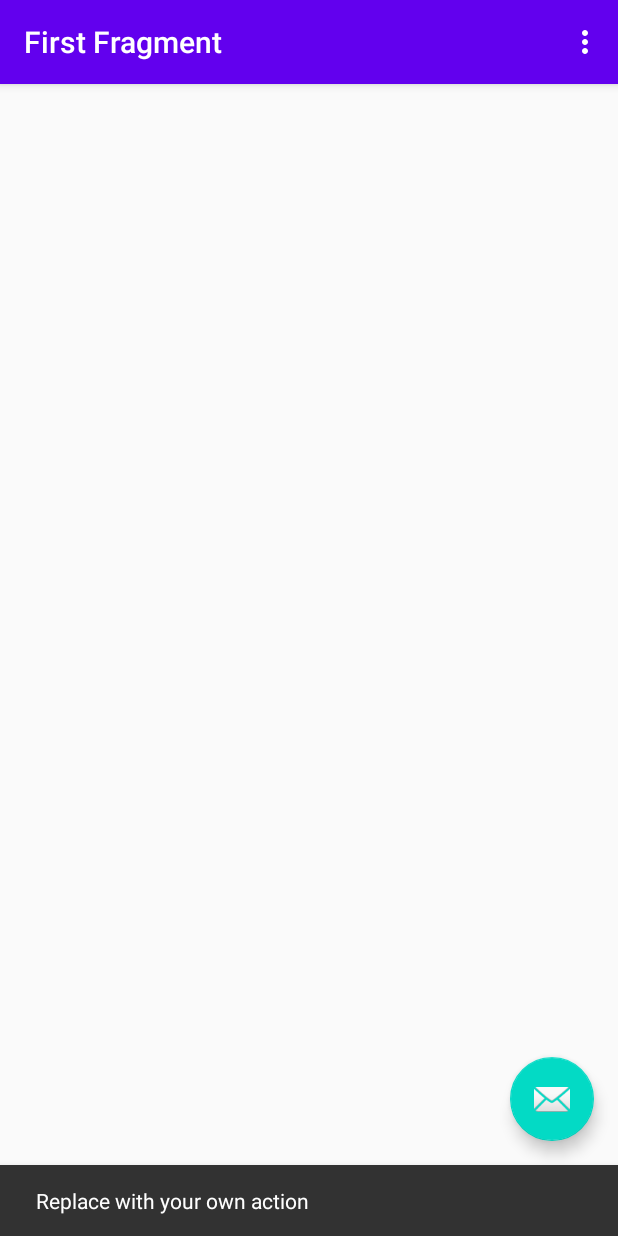
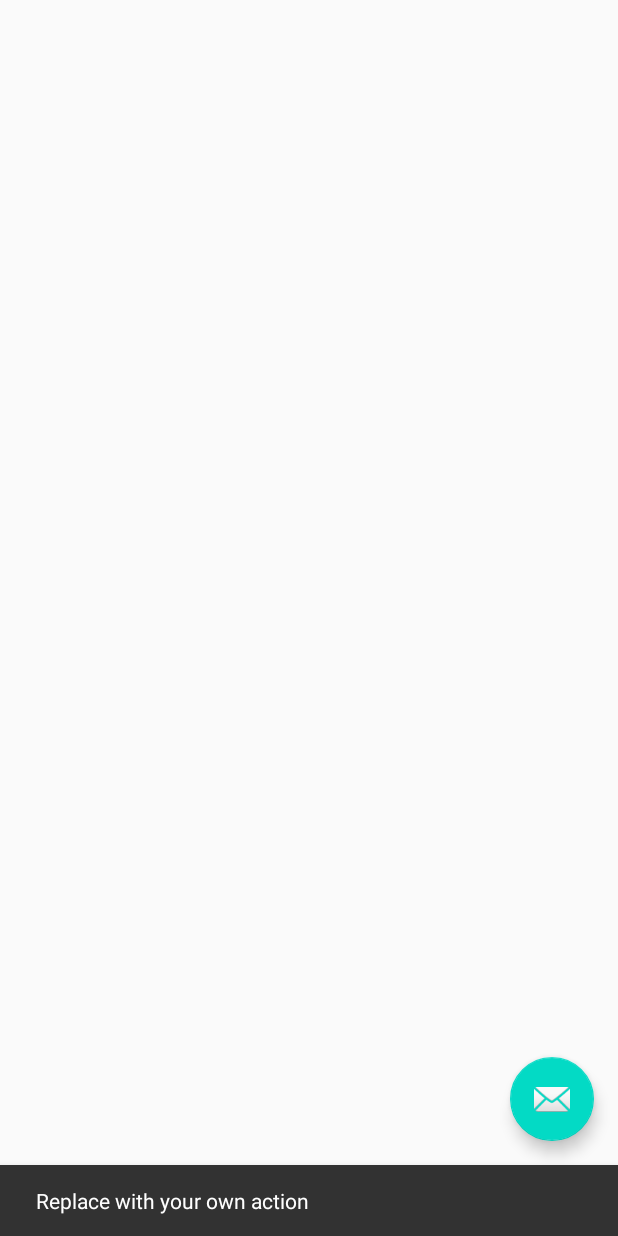
Before and after one commit to iValberOliveira/Codefy, an Android app: the screen it shows after launch (MainActivity), after a tap on an icon or button, on a phone screen of 412 x 824 dp. Run offline under Robolectric (Android 15) with nearby library versions, the phone set to English and light mode, and no system bars; our stand-ins replace navigation-ui; 4 statements that could not run were skipped.

Commit message:
fix: cores duplicadas

```diff
--- a/app/src/main/res/layout/activity_main.xml
+++ b/app/src/main/res/layout/activity_main.xml
@@ -5,20 +5,6 @@
     android:layout_width="match_parent"
     android:layout_height="match_parent"
     tools:context=".MainActivity">
-
-    <android.support.design.widget.AppBarLayout
-        android:layout_width="match_parent"
-        android:layout_height="wrap_content"
-        android:theme="@style/Theme.Codefy.AppBarOverlay">
-
-        <android.support.v7.widget.Toolbar
-            android:id="@+id/toolbar"
-            android:layout_width="match_parent"
-            android:layout_height="?attr/actionBarSize"
-            android:background="?attr/colorPrimary"
-            app:popupTheme="@style/Theme.Codefy.PopupOverlay" />
-
-    </android.support.design.widget.AppBarLayout>
 
     <include layout="@layout/content_main" />
 
--- a/app/src/main/res/values/colors.xml
+++ b/app/src/main/res/values/colors.xml
@@ -7,9 +7,7 @@
     <color name="teal_700">#FF018786</color>
     <color name="black">#FF000000</color>
     <color name="white">#FFFFFFFF</color>
-    <color name="primary">#252836</color>
     <color name="search_color_input">#FFFFFF</color>
     <color name="codify_background_app">#1F1D2B</color>
     <color name="primary">#252836</color>
-    <color name="search_color_input">#FFFFFF</color>
 </resources>
```
